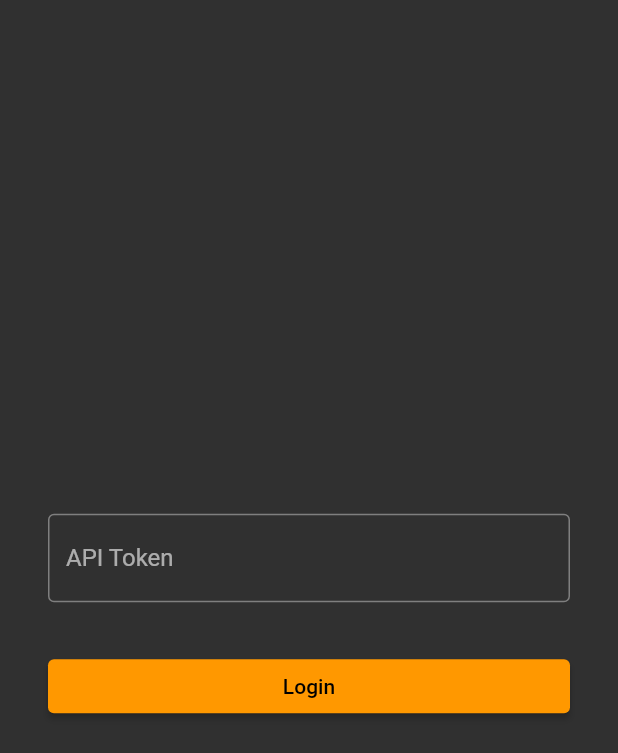
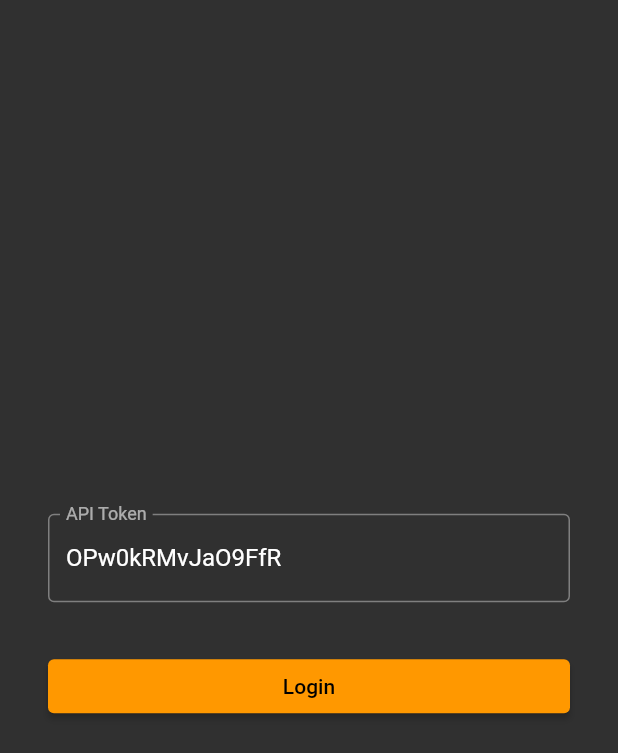
Before and after one commit to hamed-rezaee/flutter_component_architecture_poc, a Flutter app: the screen it shows after launch, on a phone screen of 412 x 824 dp. Shown: the top 753 px of the screen. Run offline on Flutter 3.47's test engine with Material 2 defaults, Android fonts, the phone set to English and light mode, and no system bars; our stand-ins replace flutter_bloc, go_router; missing offline and left inert: dart_web_socket_handler.

Commit message:
add basic login logic

```diff
--- a/example/lib/core/web_socket_connection.dart
+++ b/example/lib/core/web_socket_connection.dart
@@ -3,13 +3,17 @@ import 'dart:convert';
 
 import 'package:dart_web_socket_handler/web_socket_handler.dart';
 
+final Uri _endpointUrl = Uri(
+  scheme: 'wss',
+  host: 'qa16.deriv.dev',
+  path: '/websockets/v3',
+  queryParameters: <String, String>{'app_id': '16929'},
+);
+
 class WebSocketConnection {
   factory WebSocketConnection() => _instance;
 
-  WebSocketConnection._internal()
-      : _channel = WebSocket(
-          Uri.parse('wss://ws.binaryws.com/websockets/v3?app_id=1089'),
-        ) {
+  WebSocketConnection._internal() : _channel = WebSocket(_endpointUrl) {
     _channel.messages
         .listen((dynamic event) => streamController.add(jsonDecode(event)));
   }
--- a/example/lib/features/login/data/login_data_source.dart
+++ b/example/lib/features/login/data/login_data_source.dart
@@ -15,7 +15,7 @@ class LoginDataSource extends BaseLoginDataSource {
       StreamTransformer<dynamic, LoginModel>.fromHandlers(
         handleData: (dynamic event, EventSink<LoginModel> sink) {
           if (event['msg_type'] == 'authorize') {
-            final LoginModel model = LoginModel.fromJson(event);
+            final LoginModel model = LoginModel.fromJson(event['authorize']);
 
             sink.add(model);
           }
--- a/example/lib/features/login/data/login_mapper.dart
+++ b/example/lib/features/login/data/login_mapper.dart
@@ -5,7 +5,6 @@ import 'package:example/features/login/domain/login_entity.dart';
 class LoginMapper implements BaseMapper<LoginEntity, LoginModel> {
   @override
   LoginEntity toEntity(LoginModel model) => LoginEntity(
-        fullName: model.fullName,
         loginId: model.loginId,
         balance: model.balance,
       );
--- a/example/lib/features/login/data/login_model.dart
+++ b/example/lib/features/login/data/login_model.dart
@@ -2,17 +2,14 @@ import 'package:example/core/contracts/data/base_model.dart';
 
 class LoginModel extends BaseModel {
   LoginModel({
-    required this.fullName,
     required this.loginId,
     required this.balance,
   });
 
   LoginModel.fromJson(Map<String, dynamic> json)
-      : fullName = json['fullname'],
-        loginId = json['loginid'],
+      : loginId = json['loginid'],
         balance = json['balance'].toDouble();
 
-  final String fullName;
   final String loginId;
   final double balance;
 }
--- a/example/lib/features/login/domain/login_entity.dart
+++ b/example/lib/features/login/domain/login_entity.dart
@@ -2,12 +2,10 @@ import 'package:example/core/contracts/domain/base_entity.dart';
 
 class LoginEntity extends BaseEntity {
   LoginEntity({
-    required this.fullName,
     required this.loginId,
     required this.balance,
   });
 
-  final String fullName;
   final String loginId;
   final double balance;
 }
--- a/example/lib/features/login/presentation/login_page.dart
+++ b/example/lib/features/login/presentation/login_page.dart
@@ -1,62 +1,43 @@
+import 'package:example/core/widgets/dialogs.dart';
+import 'package:example/features/login/presentation/states/login_cubit.dart';
+import 'package:example/features/login/presentation/widgets/login_form.dart';
 import 'package:flutter/material.dart';
+import 'package:flutter_bloc/flutter_bloc.dart';
 import 'package:go_router/go_router.dart';
 
-class LoginPage extends StatefulWidget {
+class LoginPage extends StatelessWidget {
   const LoginPage({super.key});
-
-  @override
-  State<LoginPage> createState() => _LoginPageState();
-}
-
-class _LoginPageState extends State<LoginPage> {
-  final TextEditingController _controller = TextEditingController();
-
-  String? _errorText;
 
   @override
   Widget build(BuildContext context) => Scaffold(
         body: Padding(
           padding: const EdgeInsets.all(32),
-          child: Column(
-            mainAxisAlignment: MainAxisAlignment.center,
-            crossAxisAlignment: CrossAxisAlignment.stretch,
-            children: <Widget>[
-              TextField(
-                controller: _controller,
-                decoration: InputDecoration(
-                  border: const OutlineInputBorder(),
-                  labelText: 'API Token',
-                  errorText: _errorText,
-                ),
-              ),
-              const SizedBox(height: 32),
-              ElevatedButton(
-                child: const Text('Login'),
-                onPressed: _validateInput,
-              )
-            ],
-          ),
+          child: BlocConsumer<LoginCubit, LoginState>(listener: (
+            BuildContext context,
+            LoginState state,
+          ) {
+            if (state is LoginLoadingState) {
+              showLoadingDialog(context);
+            } else if (state is LoginLoggedInState) {
+              context.go('/home_page');
+            }
+          }, builder: (
+            BuildContext context,
+            LoginState state,
+          ) {
+            if (state is LoginLoggedOutState || state is LoginLoadingState) {
+              return LoginForm(
+                onLoginPressed: (String token) =>
+                    context.read<LoginCubit>().authorize(token),
+              );
+            }
+
+            if (state is LoginErrorState) {
+              return Center(child: Text(state.message));
+            }
+
+            return const Center(child: Text('Unknown State'));
+          }),
         ),
       );
-
-  void _validateInput() {
-    if (_controller.value.text.isEmpty) {
-      _errorText = 'Please enter a token.';
-
-      setState(() {});
-
-      return;
-    }
-
-    if (_errorText == null) {
-      context.go('/home_page');
-    }
-  }
-
-  @override
-  void dispose() {
-    _controller.dispose();
-
-    super.dispose();
-  }
 }
--- a/example/lib/features/login/presentation/states/login_cubit.dart
+++ b/example/lib/features/login/presentation/states/login_cubit.dart
@@ -4,8 +4,8 @@ import 'package:flutter_bloc/flutter_bloc.dart';
 
 part 'login_state.dart';
 
-class TickSteamCubit extends Cubit<LoginState> {
-  TickSteamCubit(this.service) : super(const LoginLoggedOutState());
+class LoginCubit extends Cubit<LoginState> {
+  LoginCubit(this.service) : super(const LoginLoggedOutState());
 
   final BaseLoginService service;
 
@@ -13,9 +13,11 @@ class TickSteamCubit extends Cubit<LoginState> {
 
   Future<void> authorize(String token) async {
     try {
-      final LoginEntity loginInformation = await service.authorize(token);
+      emit(const LoginLoadingState());
 
-      emit(LoginLoggedInState(loginInformation));
+      final LoginEntity login = await service.authorize(token);
+
+      emit(LoginLoggedInState(login));
     } on Exception catch (e) {
       emit(LoginErrorState('$e'));
     }
--- a/example/lib/features/login/presentation/states/login_state.dart
+++ b/example/lib/features/login/presentation/states/login_state.dart
@@ -2,6 +2,10 @@ part of 'login_cubit.dart';
 
 abstract class LoginState {
   const LoginState();
+}
+
+class LoginLoadingState extends LoginState {
+  const LoginLoadingState();
 }
 
 class LoginLoggedInState extends LoginState {
--- /dev/null
+++ b/example/lib/features/login/presentation/widgets/login_form.dart
@@ -0,0 +1,57 @@
+import 'package:flutter/material.dart';
+
+class LoginForm extends StatefulWidget {
+  const LoginForm({required this.onLoginPressed, super.key});
+
+  final void Function(String token) onLoginPressed;
+
+  @override
+  State<LoginForm> createState() => _LoginFormState();
+}
+
+class _LoginFormState extends State<LoginForm> {
+  final TextEditingController _controller =
+      TextEditingController(text: 'OPw0kRMvJaO9FfR');
+
+  String? _errorText;
+
+  @override
+  Widget build(BuildContext context) => Column(
+        mainAxisAlignment: MainAxisAlignment.center,
+        crossAxisAlignment: CrossAxisAlignment.stretch,
+        children: <Widget>[
+          TextField(
+            controller: _controller,
+            decoration: InputDecoration(
+              border: const OutlineInputBorder(),
+              labelText: 'API Token',
+              errorText: _errorText,
+            ),
+          ),
+          const SizedBox(height: 32),
+          ElevatedButton(
+            child: const Text('Login'),
+            onPressed: _validateInput,
+          )
+        ],
+      );
+
+  void _validateInput() {
+    if (_controller.value.text.isEmpty) {
+      _errorText = 'Please enter a token.';
+
+      setState(() {});
+
+      return;
+    }
+
+    widget.onLoginPressed(_controller.value.text);
+  }
+
+  @override
+  void dispose() {
+    _controller.dispose();
+
+    super.dispose();
+  }
+}
--- a/example/lib/main.dart
+++ b/example/lib/main.dart
@@ -4,6 +4,11 @@ import 'package:example/features/active_symbol/data/active_symbol_mapper.dart';
 import 'package:example/features/active_symbol/data/active_symbol_repository.dart';
 import 'package:example/features/active_symbol/presentation/states/active_symbol_cubit.dart';
 import 'package:example/features/active_symbol/presentation/states/selected_active_symbol_cubit.dart';
+import 'package:example/features/login/Interactor/login_service.dart';
+import 'package:example/features/login/data/login_data_source.dart';
+import 'package:example/features/login/data/login_mapper.dart';
+import 'package:example/features/login/data/login_repository.dart';
+import 'package:example/features/login/presentation/states/login_cubit.dart';
 import 'package:example/features/tick_stream/Interactor/tick_stream_service.dart';
 import 'package:example/features/tick_stream/data/tick_stream_data_source.dart';
 import 'package:example/features/tick_stream/data/tick_stream_mapper.dart';
@@ -20,6 +25,12 @@ class App extends StatelessWidget {
 
   @override
   Widget build(BuildContext context) {
+    final LoginCubit loginCubit = LoginCubit(
+      LoginService(
+        LoginRepoistory(LoginDataSource(LoginMapper())),
+      ),
+    );
+
     final SelectedActiveSymbolCubit selectedActiveSymbolCubit =
         SelectedActiveSymbolCubit();
 
@@ -39,6 +50,7 @@ class App extends StatelessWidget {
 
     return MultiBlocProvider(
       providers: <BlocProvider<dynamic>>[
+        BlocProvider<LoginCubit>(create: (BuildContext context) => loginCubit),
         BlocProvider<SelectedActiveSymbolCubit>(
           create: (BuildContext context) => selectedActiveSymbolCubit,
         ),
```
Also changed, not shown: example/lib/core/widgets/dialogs.dart (added, +14 -0 lines), example/lib/features/login/presentation/states/login_cubit_extended.dart (deleted, +0 -26 lines).
